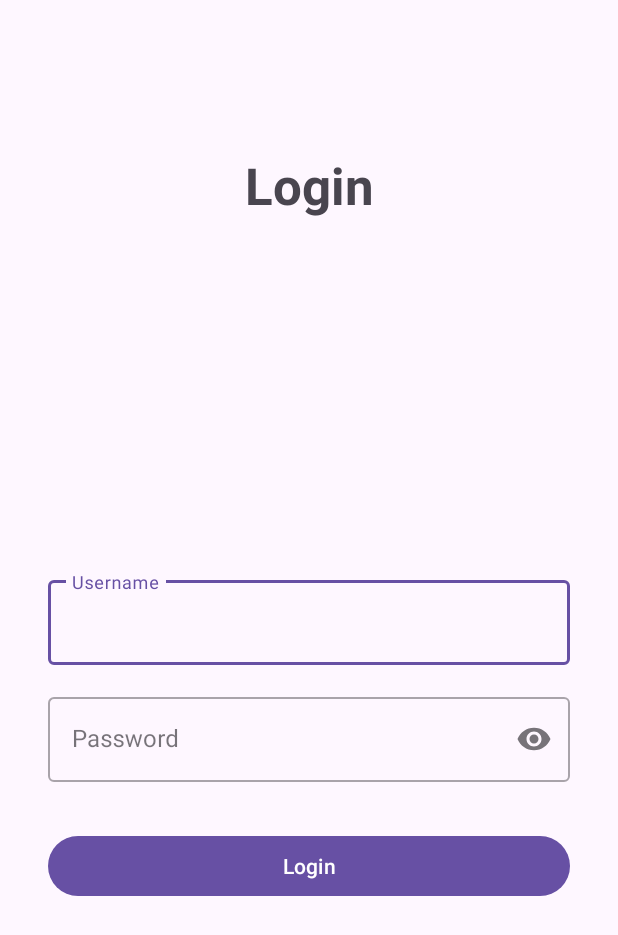
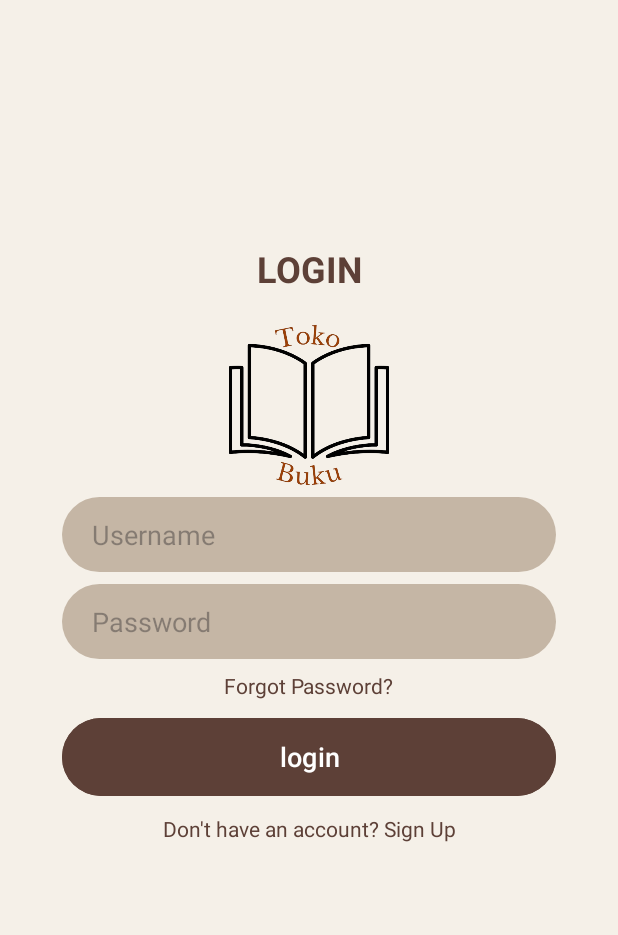
Before and after one commit to gujestok-welay/Proyek-UAS-PBP, an Android app: the screen it shows after launch (LoginActivity), on a phone screen of 412 x 824 dp. Shown: the top 935 px of the screen. Run offline under Robolectric (Android 15) with nearby library versions, the phone set to English and light mode, and no system bars.

```diff
--- a/app/src/main/java/com/example/tokobuku/BookDao.kt
+++ b/app/src/main/java/com/example/tokobuku/BookDao.kt
@@ -13,6 +13,9 @@ interface BookDao {
     @Query("SELECT * FROM books")
     fun getAllBooks(): LiveData<List<Book>>
 
+    @Query("SELECT * FROM books WHERE id = :id")
+    fun getBookById(id: Int): LiveData<Book>
+
     @Insert(onConflict = OnConflictStrategy.REPLACE)
     suspend fun insert(book: Book)
 
--- a/app/src/main/res/layout/activity_login.xml
+++ b/app/src/main/res/layout/activity_login.xml
@@ -4,67 +4,98 @@
     xmlns:tools="http://schemas.android.com/tools"
     android:layout_width="match_parent"
     android:layout_height="match_parent"
+    android:background="#F5F0E8"
     tools:context=".LoginActivity">
 
     <TextView
         android:id="@+id/loginTitleTextView"
         android:layout_width="wrap_content"
         android:layout_height="wrap_content"
-        android:text="Login"
-        android:textSize="34sp"
+        android:layout_marginBottom="16dp"
+        android:text="login"
+        android:textAllCaps="true"
+        android:textColor="#5D4037"
+        android:textSize="24sp"
         android:textStyle="bold"
-        app:layout_constraintBottom_toTopOf="@+id/usernameTextInputLayout"
+        app:layout_constraintBottom_toTopOf="@+id/logoImageView"
+        app:layout_constraintEnd_toEndOf="parent"
+        app:layout_constraintStart_toStartOf="parent" />
+
+    <ImageView
+        android:id="@+id/logoImageView"
+        android:layout_width="120dp"
+        android:layout_height="120dp"
+        android:src="@drawable/logo"
+        app:layout_constraintBottom_toBottomOf="parent"
         app:layout_constraintEnd_toEndOf="parent"
         app:layout_constraintStart_toStartOf="parent"
         app:layout_constraintTop_toTopOf="parent"
         app:layout_constraintVertical_bias="0.3" />
 
-    <com.google.android.material.textfield.TextInputLayout
-        android:id="@+id/usernameTextInputLayout"
-        style="@style/Widget.MaterialComponents.TextInputLayout.OutlinedBox"
+    <EditText
+        android:id="@+id/usernameEditText"
+        android:layout_width="0dp"
+        android:layout_height="50dp"
+        android:layout_marginStart="32dp"
+        android:layout_marginTop="32dp"
+        android:layout_marginEnd="32dp"
+        android:background="@drawable/edit_text_background"
+        android:hint="Username"
+        android:inputType="text"
+        android:paddingStart="20dp"
+        android:paddingEnd="20dp"
+        android:autofillHints="username" />
+
+    <EditText
+        android:id="@+id/passwordEditText"
+        android:layout_width="0dp"
+        android:layout_height="50dp"
+        android:layout_marginTop="16dp"
+        android:background="@drawable/edit_text_background"
+        android:hint="Password"
+        android:inputType="textPassword"
+        android:paddingStart="20dp"
+        android:paddingEnd="20dp"
+        android:autofillHints="password" />
+
+    <TextView
+        android:id="@+id/forgotPasswordTextView"
+        android:layout_width="wrap_content"
+        android:layout_height="wrap_content"
+        android:layout_marginTop="8dp"
+        android:text="Forgot Password?"
+        android:textColor="#5D4037"
+        app:layout_constraintEnd_toEndOf="@+id/passwordEditText" />
+
+    <Button
+        android:id="@+id/loginButton"
+        android:layout_width="0dp"
+        android:layout_height="60dp"
+        android:layout_marginTop="24dp"
+        android:backgroundTint="#5D4037"
+        android:text="login"
+        android:textColor="@android:color/white"
+        android:textSize="18sp"
+        app:cornerRadius="30dp" />
+
+    <TextView
+        android:id="@+id/signUpLinkTextView"
+        android:layout_width="wrap_content"
+        android:layout_height="wrap_content"
+        android:layout_marginTop="16dp"
+        android:text="Don't have an account? Sign Up"
+        android:textColor="#5D4037" />
+
+    <androidx.constraintlayout.helper.widget.Flow
         android:layout_width="0dp"
         android:layout_height="wrap_content"
-        android:layout_marginStart="32dp"
-        android:layout_marginEnd="32dp"
-        app:layout_constraintBottom_toBottomOf="parent"
+        android:orientation="vertical"
+        app:constraint_referenced_ids="usernameEditText,passwordEditText,forgotPasswordTextView,loginButton,signUpLinkTextView"
+        app:flow_horizontalAlign="center"
+        app:flow_verticalGap="8dp"
         app:layout_constraintEnd_toEndOf="parent"
         app:layout_constraintStart_toStartOf="parent"
-        app:layout_constraintTop_toTopOf="parent">
-
-        <com.google.android.material.textfield.TextInputEditText
-            android:id="@+id/usernameEditText"
-            android:layout_width="match_parent"
-            android:layout_height="wrap_content"
-            android:hint="Username" />
-    </com.google.android.material.textfield.TextInputLayout>
-
-    <com.google.android.material.textfield.TextInputLayout
-        android:id="@+id/passwordTextInputLayout"
-        style="@style/Widget.MaterialComponents.TextInputLayout.OutlinedBox"
-        android:layout_width="0dp"
-        android:layout_height="wrap_content"
-        android:layout_marginTop="16dp"
-        app:endIconMode="password_toggle"
-        app:layout_constraintEnd_toEndOf="@+id/usernameTextInputLayout"
-        app:layout_constraintStart_toStartOf="@+id/usernameTextInputLayout"
-        app:layout_constraintTop_toBottomOf="@+id/usernameTextInputLayout">
-
-        <com.google.android.material.textfield.TextInputEditText
-            android:id="@+id/passwordEditText"
-            android:layout_width="match_parent"
-            android:layout_height="wrap_content"
-            android:hint="Password"
-            android:inputType="textPassword" />
-    </com.google.android.material.textfield.TextInputLayout>
-
-    <com.google.android.material.button.MaterialButton
-        android:id="@+id/loginButton"
-        android:layout_width="0dp"
-        android:layout_height="wrap_content"
-        android:layout_marginTop="32dp"
-        android:text="Login"
-        app:layout_constraintEnd_toEndOf="@+id/passwordTextInputLayout"
-        app:layout_constraintStart_toStartOf="@+id/passwordTextInputLayout"
-        app:layout_constraintTop_toBottomOf="@+id/passwordTextInputLayout" />
+        app:layout_constraintTop_toBottomOf="@+id/logoImageView"
+        app:layout_constraintWidth_percent="0.8" />
 
 </androidx.constraintlayout.widget.ConstraintLayout>
```
Also changed, not shown: app/src/main/java/com/example/tokobuku/Book.kt (+5 -37 lines), app/src/main/java/com/example/tokobuku/BookAdapter.kt (+15 -20 lines), app/src/main/java/com/example/tokobuku/BookDetailActivity.kt (+32 -37 lines), app/src/main/java/com/example/tokobuku/BookListActivity.kt (+30 -7 lines), app/src/main/java/com/example/tokobuku/Converters.kt (+4 -4 lines), app/src/main/java/com/example/tokobuku/activity/AddBookActivity.kt (+30 -4 lines), app/src/main/res/drawable/ic_logout.xml (added, +10 -0 lines), app/src/main/res/layout/activity_add_book.xml (+4 -23 lines), app/src/main/res/menu/menu_main.xml (added, +9 -0 lines).
